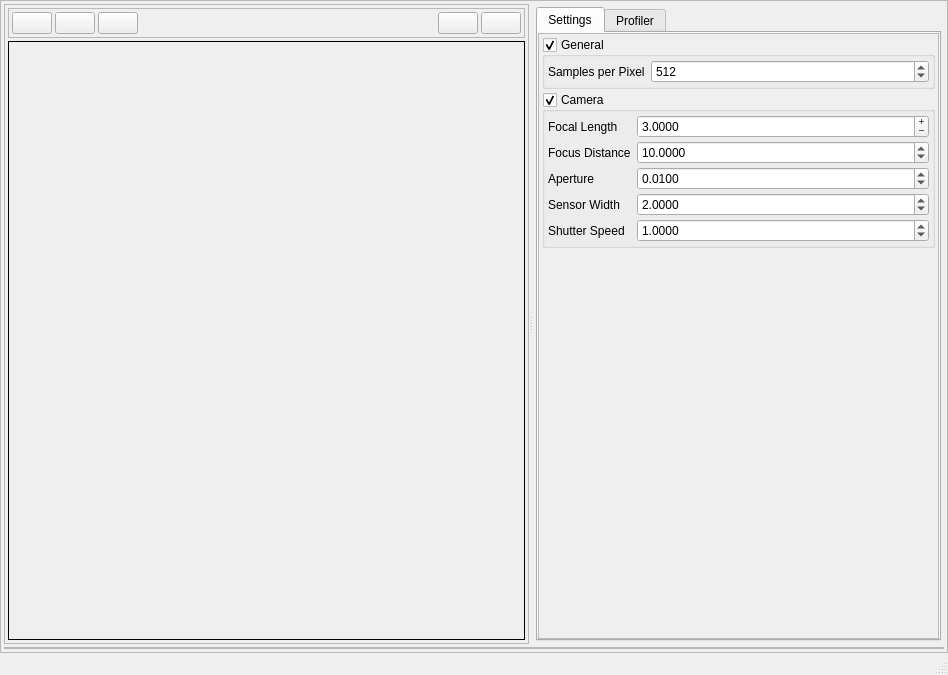
Qt form nectar_render/gui/resource/mainwidget.ui (ZacharyBork/NectarRender) before a commit.
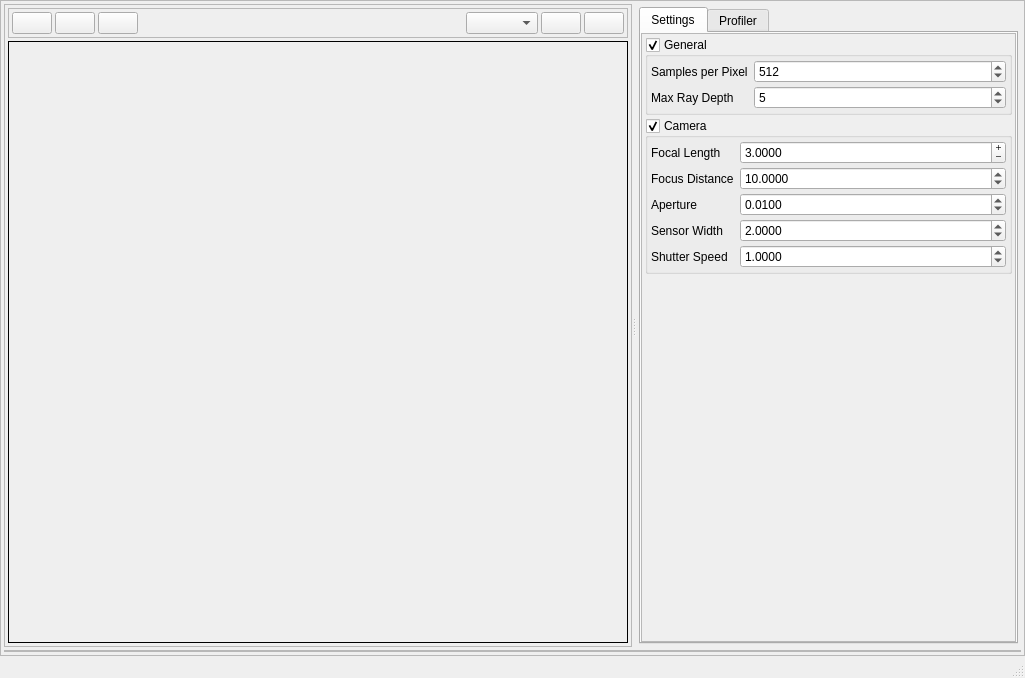
The same form after that commit.

What changed in the file:
```diff
--- a/nectar_render/gui/resource/mainwidget.ui
+++ b/nectar_render/gui/resource/mainwidget.ui
@@ -6,8 +6,8 @@
    <rect>
     <x>0</x>
     <y>0</y>
-    <width>948</width>
-    <height>675</height>
+    <width>1025</width>
+    <height>678</height>
    </rect>
   </property>
   <property name="windowTitle">
@@ -152,6 +152,9 @@
                 </property>
                </spacer>
               </item>
+              <item>
+               <widget class="QComboBox" name="render_pass"/>
+              </item>
               <item>
                <widget class="QPushButton" name="refresh">
                 <property name="toolTip">
@@ -265,8 +268,8 @@
                    <rect>
                     <x>0</x>
                     <y>0</y>
-                    <width>407</width>
-                    <height>600</height>
+                    <width>442</width>
+                    <height>603</height>
                    </rect>
                   </property>
                   <layout class="QVBoxLayout" name="verticalLayout_7">
@@ -329,6 +332,26 @@
                         </property>
                        </widget>
                       </item>
+                      <item row="1" column="0">
+                       <widget class="QLabel" name="label_10">
+                        <property name="text">
+                         <string>Max Ray Depth</string>
+                        </property>
+                       </widget>
+                      </item>
+                      <item row="1" column="1">
+                       <widget class="QSpinBox" name="max_depth">
+                        <property name="minimum">
+                         <number>0</number>
+                        </property>
+                        <property name="maximum">
+                         <number>512</number>
+                        </property>
+                        <property name="value">
+                         <number>5</number>
+                        </property>
+                       </widget>
+                      </item>
                      </layout>
                     </widget>
                    </item>
```
Left out of the diff: 4 changed lines with no effect on the pictures.
